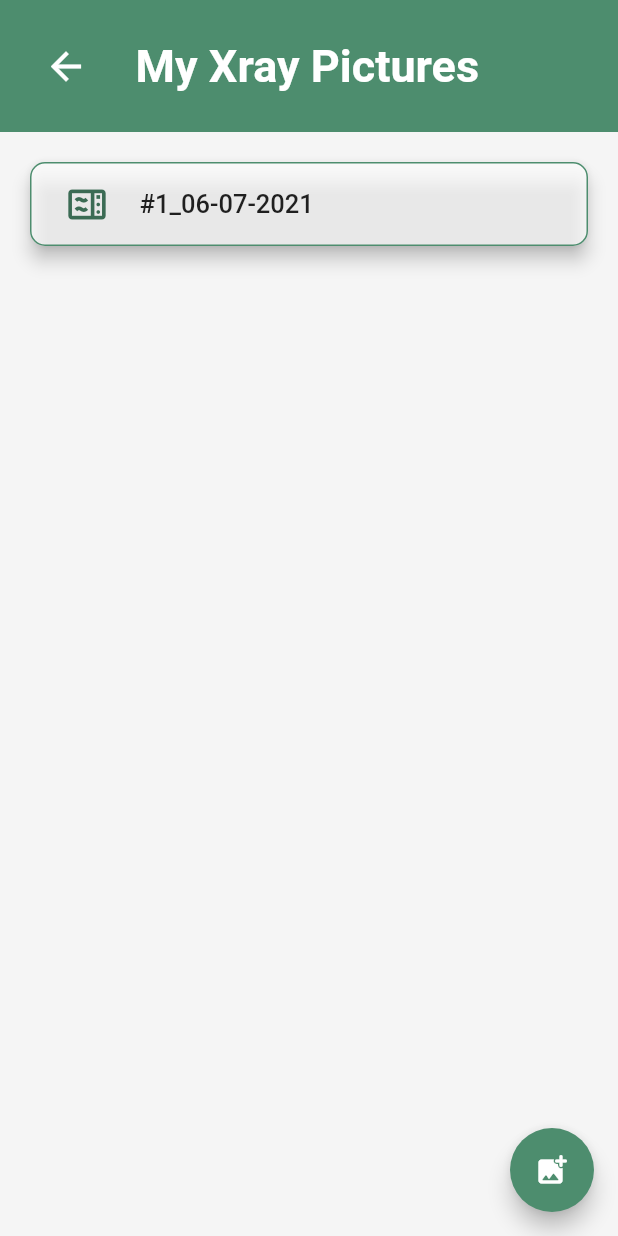
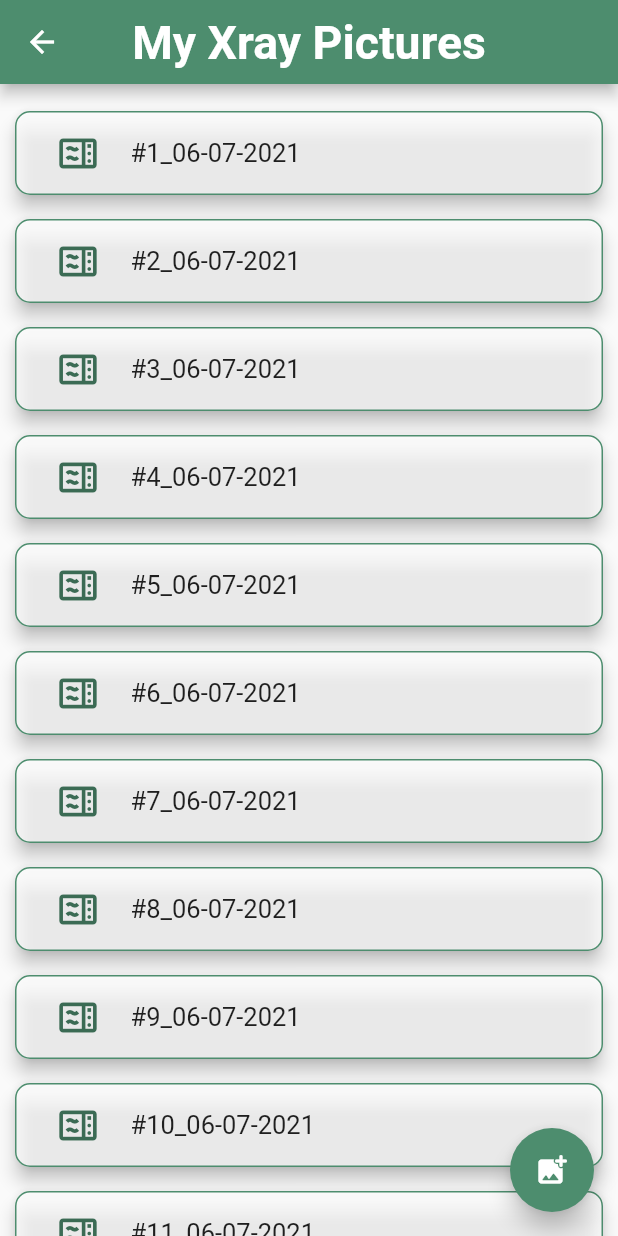
Before and after one commit to 0Ahmad0/teleorth, a Flutter app: the List_of_Xray screen opened directly, on a phone screen of 412 x 824 dp. Run offline on Flutter 3.47's test engine with Material 2 defaults, Android fonts, the phone set to English and light mode, and no system bars; our stand-ins replace awesome_dialog, cloud_firestore, dio, firebase_auth, firebase_core, firebase_storage and 4 more; missing offline and left inert: image_downloader, wc_form_validators; accounts and stored records are empty; network calls fail.

Commit message:
hariri done

```diff
--- a/lib/screens/doctor/List_of_Xray.dart
+++ b/lib/screens/doctor/List_of_Xray.dart
@@ -1,5 +1,6 @@
 // ignore_for_file: camel_case_types, file_names, deprecated_member_use, avoid_print, prefer_const_constructors
 
+import 'package:_finalproject/const/get_size.dart';
 import 'package:flutter/material.dart';
 import 'package:image_picker/image_picker.dart';
 import 'EachReportOfPatient.dart';
@@ -70,6 +71,13 @@ class _List_of_XrayState extends State<List_of_Xray> {
   @override
   Widget build(BuildContext context) {
     return Scaffold(
+      appBar: AppBar(
+        centerTitle: true,
+        title: Text("My Xray Pictures",style: TextStyle(
+          fontWeight: FontWeight.bold,
+          fontSize: getScreenSize(context).width * 0.075
+        ),),
+      ),
       floatingActionButton: FloatingActionButton(
         child: Icon(Icons.add_photo_alternate_rounded),
         onPressed: ()async{
@@ -77,73 +85,33 @@ class _List_of_XrayState extends State<List_of_Xray> {
           print(image!.path);
         },
       ),
-      backgroundColor: const Color(0xFFf5f5f5),
-      body: Column(
-        children: <Widget>[
-          Container(
-            padding: const EdgeInsets.all(20.0),
-            color: const Color(0xFF4d8d6e),
-            child: Row(
-              children: [
-                Positioned(
-                  top: 10,
-                  left: 8,
-                  child: IconButton(
-                    icon: const Icon(
-                      Icons.arrow_back,
-                      size: 30.0,
-                      color: Colors.white,
-                    ),
-                    onPressed: () {
+      body: ListView.builder(
+        padding: EdgeInsets.all(10.0),
+        //TODO : Set Your List Here Nagel
+        itemCount: 15,
+        itemBuilder: (_,index){
+          return GestureDetector(
+            onTap: (){
               Navigator.push(
                 context,
-                        MaterialPageRoute(
-                            builder: (context) => EachReportOfPatient()),
+                MaterialPageRoute(builder: (context) => Xray_pic()),
               );
             },
-                  ),
-                ),
-                const Positioned(
-                  top: 65,
-                  bottom: 8,
-                  left: 125,
-                  child: Text(
-                    '   My Xray Pictures',
-                    style: TextStyle(
-                      fontSize: 30.0,
-                      color: Colors.white,
-                      fontWeight: FontWeight.bold,
-                    ),
-                  ),
-                ),
-              ],
-            ),
-          ),
-          const SizedBox(
-            height: 15.0,
-          ),
-          Card(
+            child: Card(
               elevation: 5.0,
               shape: RoundedRectangleBorder(
                 side: BorderSide(color: Color(0xFF4d8d6e), width: 1),
                 borderRadius: BorderRadius.circular(10),
               ),
               margin:
-            const EdgeInsets.symmetric(vertical: 5.0, horizontal: 20.0),
+              const EdgeInsets.symmetric(vertical: 8.0),
               color: Colors.white70,
-            child: Expanded(
-              child: FlatButton(
-                onPressed: () {
-                  Navigator.push(
-                    context,
-                    MaterialPageRoute(builder: (context) => Xray_pic()),
-                  );
-                },
               child: Padding(
                 padding: const EdgeInsets.symmetric(
                     vertical: 13, horizontal: 7),
                 child: Row(
-                    children: const [
+                  children:  [
+                    SizedBox(width: 20.0,),
                     Icon(
                       Icons.microwave_outlined,
                       color: Color(0xFF3b6b54),
@@ -153,7 +121,7 @@ class _List_of_XrayState extends State<List_of_Xray> {
                       width: 20.0,
                     ),
                     Text(
-                        "#1_06-07-2021",
+                      "#${index+1}_06-07-2021",
                       style: TextStyle(
                         color: Colors.black87,
                         fontSize: 17.0,
@@ -163,9 +131,8 @@ class _List_of_XrayState extends State<List_of_Xray> {
                 ),
               ),
             ),
-            ),
-          ),
-        ],
+          );
+        },
       ),
     );
   }
```
Also changed, not shown: lib/screens/doctor/diag_report.dart (+12 -19 lines). Lines whose indentation alone changed are shown as unchanged.
